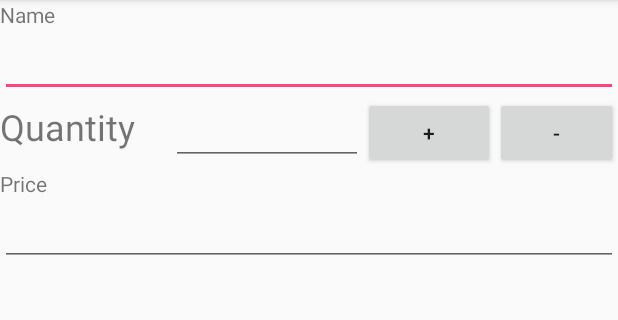
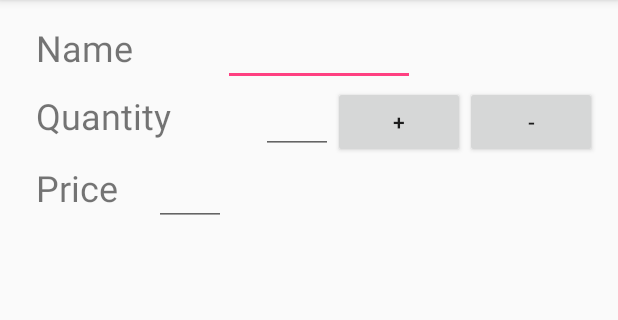
Before and after one commit to pmixon/Inventory, an Android app: the EditProduct screen opened directly, with no data from a screen before it, on a phone screen of 412 x 824 dp, the part 84-404 px from its top. Run offline under Robolectric (Android 15) with nearby library versions, the phone set to English and light mode, and no system bars.

Commit message:
creating structure

```diff
--- a/app/src/main/res/layout/activity_edit_product.xml
+++ b/app/src/main/res/layout/activity_edit_product.xml
@@ -7,16 +7,31 @@
     android:orientation="vertical"
     tools:context="com.phillipmixon.inventory.EditProduct">
 
-    <TextView
+
+    <LinearLayout
         android:layout_width="wrap_content"
         android:layout_height="wrap_content"
-        android:id="@+id/product_name_label"
-        android:text="Name"/>
+        android:paddingTop="12dp"
+        android:orientation="horizontal">
 
-    <EditText
-        android:layout_width="match_parent"
-        android:layout_height="wrap_content"
-        android:id="@+id/product_name"/>
+        <TextView
+            android:id="@+id/product_name_label"
+            android:layout_width="wrap_content"
+            android:layout_height="wrap_content"
+            android:paddingLeft="24dp"
+            android:paddingRight="60dp"
+            android:text="Name"
+            android:textSize="24sp" />
+
+        <EditText
+            android:id="@+id/product_name"
+            android:layout_width="match_parent"
+            android:layout_height="wrap_content"
+            android:width="128dp" />
+
+
+    </LinearLayout>
+
 
     <LinearLayout
         android:layout_width="match_parent"
@@ -24,43 +39,54 @@
         android:orientation="horizontal">
 
         <TextView
+            android:id="@+id/product_quantity_label"
             android:layout_width="wrap_content"
             android:layout_height="wrap_content"
-            android:id="@+id/product_quantity_label"
-            android:paddingRight="24dp"
-            android:textSize="24sp"
-            android:text="Quantity"/>
+            android:paddingRight="60dp"
+            android:text="Quantity"
+            android:paddingLeft="24dp"
+            android:textSize="24sp" />
 
         <EditText
+            android:id="@+id/item_quantity"
             android:layout_width="wrap_content"
             android:layout_height="wrap_content"
-            android:width="128dp"
-            android:id="@+id/item_quantity"/>
+            android:width="48dp" />
 
         <Button
             android:layout_width="wrap_content"
             android:layout_height="wrap_content"
-            android:text="+"/>
+            android:text="+" />
 
         <Button
             android:layout_width="wrap_content"
             android:layout_height="wrap_content"
-            android:text="-"/>
+            android:text="-" />
+
+    </LinearLayout>
+
+    <LinearLayout
+        android:layout_width="wrap_content"
+        android:layout_height="wrap_content"
+        android:orientation="horizontal">
+
+        <TextView
+            android:id="@+id/item_price_label"
+            android:layout_width="wrap_content"
+            android:layout_height="wrap_content"
+            android:paddingRight="24dp"
+            android:paddingLeft="24dp"
+
+            android:text="Price"
+            android:textSize="24sp" />
+
+        <EditText
+            android:id="@+id/product_price"
+            android:layout_width="match_parent"
+            android:layout_height="wrap_content"
+            android:width="48dp" />
 
     </LinearLayout>
 
 
-
-    <TextView
-        android:layout_width="wrap_content"
-        android:layout_height="wrap_content"
-        android:id="@+id/item_price_label"
-        android:text="Price"/>
-
-    <EditText
-        android:layout_width="match_parent"
-        android:layout_height="wrap_content"
-        android:id="@+id/product_price"/>
-
-
 </LinearLayout>
--- a/build.gradle
+++ b/build.gradle
@@ -5,7 +5,7 @@ buildscript {
         jcenter()
     }
     dependencies {
-        classpath 'com.android.tools.build:gradle:2.3.3'
+        classpath 'com.android.tools.build:gradle:3.0.1'
 
         // NOTE: Do not place your application dependencies here; they belong
         // in the individual module build.gradle files
```
Also changed, not shown: app/src/main/java/com/phillipmixon/inventory/MainActivity.java (+27 -3 lines), app/src/main/java/com/phillipmixon/inventory/data/ProductContract.java (+16 -1 lines), app/src/main/java/com/phillipmixon/inventory/data/ProductDbHelper.java (added, +36 -0 lines), app/src/main/java/com/phillipmixon/inventory/data/ProductProvider.java (added, +65 -0 lines), app/src/main/res/layout/activity_main.xml (+2 -11 lines), app/src/main/res/layout/product_list_item.xml (added, +31 -0 lines), app/src/main/res/menu/menu_main.xml (added, +15 -0 lines), gradle/wrapper/gradle-wrapper.properties.
